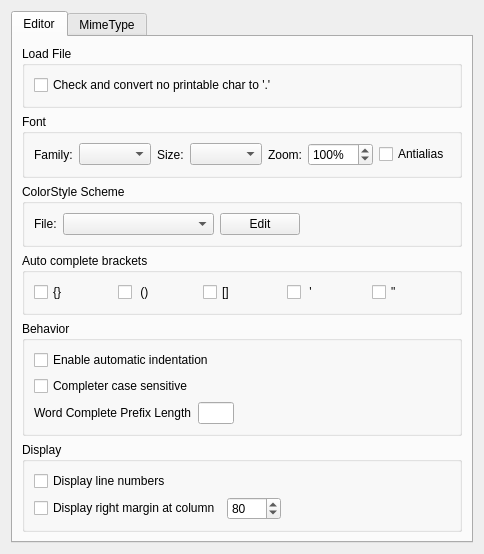
The window that liteidex/src/plugins/liteeditor/liteeditoroption.ui (seanxyh/liteide) describes before a commit, drawn with Qt 5.
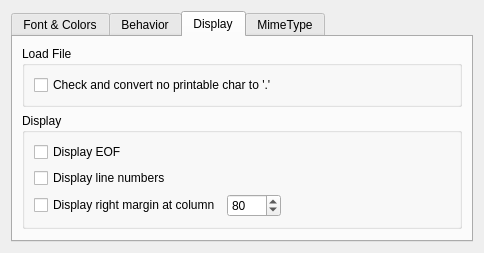
The same window after the commit.

Commit message: liteeditor : eof visible option

```diff
--- a/liteidex/src/plugins/liteeditor/liteeditoroption.ui
+++ b/liteidex/src/plugins/liteeditor/liteeditoroption.ui
@@ -7,7 +7,7 @@
     <x>0</x>
     <y>0</y>
     <width>475</width>
-    <height>469</height>
+    <height>233</height>
    </rect>
   </property>
   <property name="windowTitle">
@@ -17,29 +17,13 @@
    <item>
     <widget class="QTabWidget" name="tabWidget">
      <property name="currentIndex">
-      <number>0</number>
+      <number>2</number>
      </property>
      <widget class="QWidget" name="tab">
       <attribute name="title">
-       <string>Editor</string>
+       <string>Font &amp;&amp; Colors</string>
       </attribute>
       <layout class="QVBoxLayout" name="verticalLayout_3">
-       <item>
-        <widget class="QGroupBox" name="groupBox_5">
-         <property name="title">
-          <string>Load File</string>
-         </property>
-         <layout class="QVBoxLayout" name="verticalLayout">
-          <item>
-           <widget class="QCheckBox" name="noprintCheckBox">
-            <property name="text">
-             <string>Check and convert no printable char to '.'</string>
-            </property>
-           </widget>
-          </item>
-         </layout>
-        </widget>
-       </item>
        <item>
         <widget class="QGroupBox" name="groupBox">
          <property name="title">
@@ -176,6 +160,26 @@
         </widget>
        </item>
        <item>
+        <spacer name="verticalSpacer">
+         <property name="orientation">
+          <enum>Qt::Vertical</enum>
+         </property>
+         <property name="sizeHint" stdset="0">
+          <size>
+           <width>20</width>
+           <height>40</height>
+          </size>
+         </property>
+        </spacer>
+       </item>
+      </layout>
+     </widget>
+     <widget class="QWidget" name="tab_4">
+      <attribute name="title">
+       <string>Behavior</string>
+      </attribute>
+      <layout class="QVBoxLayout" name="verticalLayout_4">
+       <item>
         <widget class="QGroupBox" name="groupBox_6">
          <property name="title">
           <string>Auto complete brackets</string>
@@ -277,11 +281,54 @@
         </widget>
        </item>
        <item>
+        <spacer name="verticalSpacer_2">
+         <property name="orientation">
+          <enum>Qt::Vertical</enum>
+         </property>
+         <property name="sizeHint" stdset="0">
+          <size>
+           <width>20</width>
+           <height>40</height>
+          </size>
+         </property>
+        </spacer>
+       </item>
+      </layout>
+     </widget>
+     <widget class="QWidget" name="tab_3">
+      <attribute name="title">
+       <string>Display</string>
+      </attribute>
+      <layout class="QVBoxLayout" name="verticalLayout_7">
+       <item>
+        <widget class="QGroupBox" name="groupBox_5">
+         <property name="title">
+          <string>Load File</string>
+         </property>
+         <layout class="QVBoxLayout" name="verticalLayout">
+          <item>
+           <widget class="QCheckBox" name="noprintCheckBox">
+            <property name="text">
+             <string>Check and convert no printable char to '.'</string>
+            </property>
+           </widget>
+          </item>
+         </layout>
+        </widget>
+       </item>
+       <item>
         <widget class="QGroupBox" name="groupBox_4">
          <property name="title">
           <string>Display</string>
          </property>
-         <layout class="QVBoxLayout" name="verticalLayout_4">
+         <layout class="QVBoxLayout" name="verticalLayout_8">
+          <item>
+           <widget class="QCheckBox" name="eofVisibleCheckBox">
+            <property name="text">
+             <string>Display EOF</string>
+            </property>
+           </widget>
+          </item>
           <item>
            <widget class="QCheckBox" name="lineNumberVisibleCheckBox">
             <property name="text">
@@ -329,6 +376,19 @@
          </layout>
         </widget>
        </item>
+       <item>
+        <spacer name="verticalSpacer_3">
+         <property name="orientation">
+          <enum>Qt::Vertical</enum>
+         </property>
+         <property name="sizeHint" stdset="0">
+          <size>
+           <width>20</width>
+           <height>40</height>
+          </size>
+         </property>
+        </spacer>
+       </item>
       </layout>
      </widget>
      <widget class="QWidget" name="tab_2">
```
The commit also changes 5 other files.
